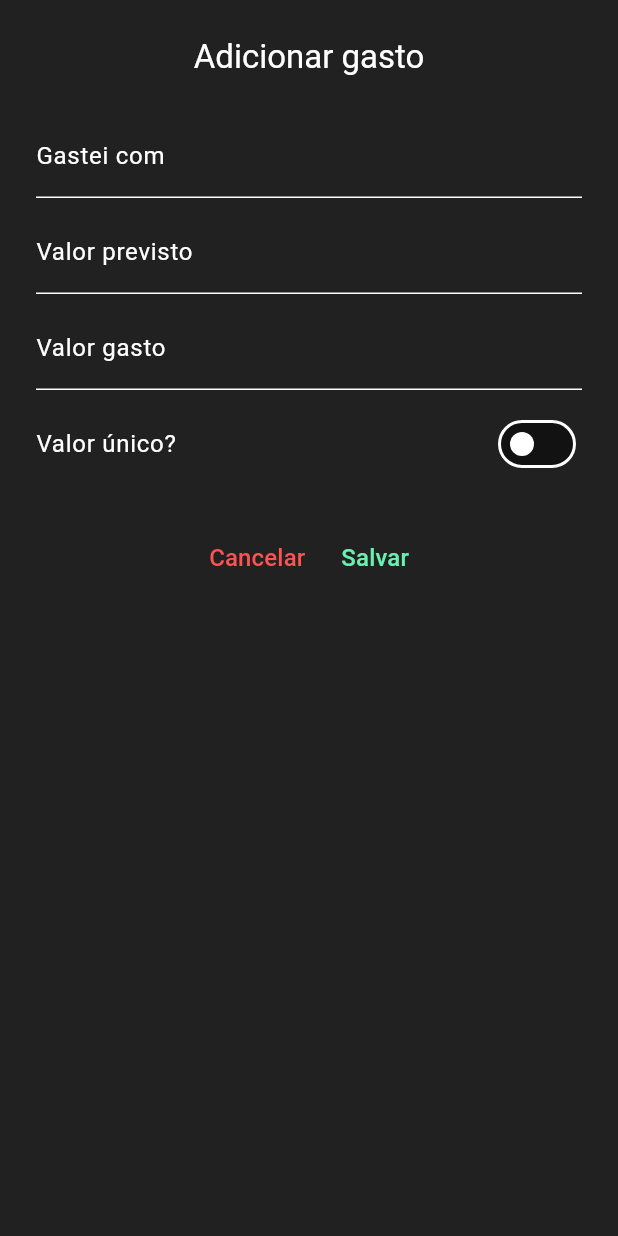
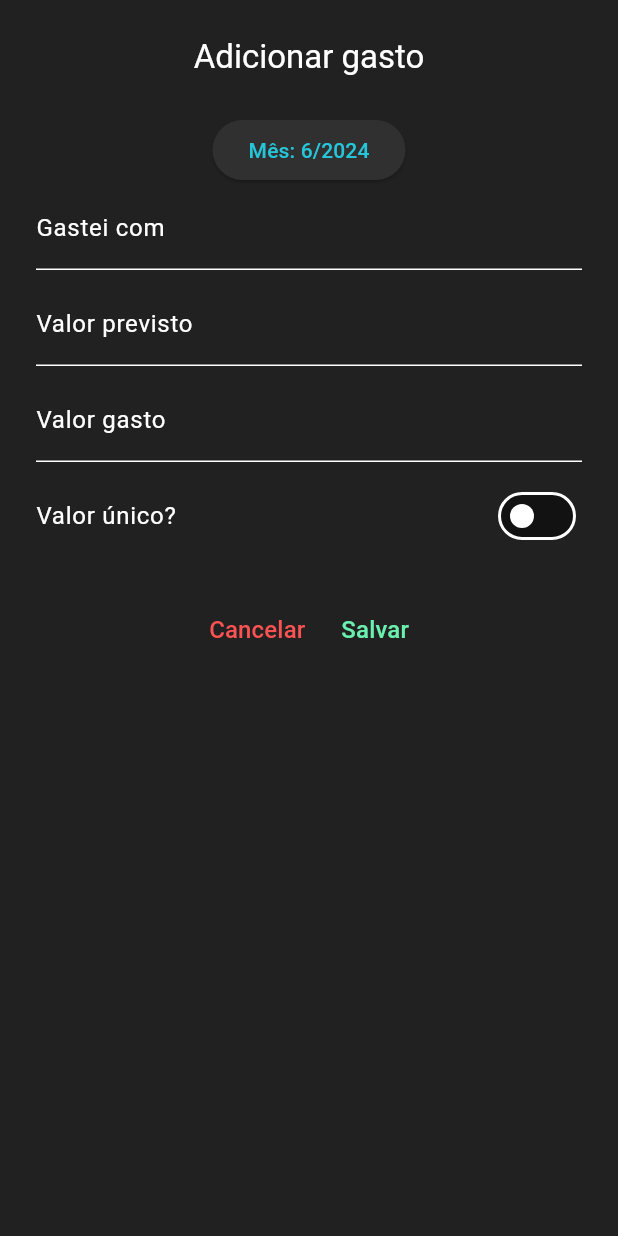
Before and after one commit to M0nicaVaz/duofinance, a Flutter app: the screen it shows after launch, after a tap on the "add" icon, on a phone screen of 412 x 824 dp. Run offline on Flutter 3.47's test engine with Material 3 defaults, Android fonts, the phone set to English and light mode, and no system bars; drawn by our look-alikes of flutter_slidable; our stand-ins replace go_router, month_picker_dialog.

Commit message:
feat: monthpicker

```diff
--- a/lib/features/dashboard/widgets/incomings.dart
+++ b/lib/features/dashboard/widgets/incomings.dart
@@ -36,7 +36,7 @@ class Incomings extends StatelessWidget {
               shape: ContinuousRectangleBorder(
                 borderRadius: BorderRadius.circular(8.0),
               ),
-              color: Colors.grey[800],
+              color: Colors.grey[850],
               child: Padding(
                 padding: const EdgeInsets.only(
                     top: 12, bottom: 12, left: 18, right: 32.0),
--- a/lib/main.dart
+++ b/lib/main.dart
@@ -1,8 +1,11 @@
 import 'package:flutter/material.dart';
 import 'package:duofinance/routes/routes.dart';
+import 'package:intl/date_symbol_data_local.dart';
 
-void main() {
-  runApp(const MyApp());
+void main() async {
+  initializeDateFormatting('pt_BR', "").then(
+    (_) => runApp(const MyApp()),
+  );
 }
 
 class MyApp extends StatelessWidget {
@@ -11,7 +14,7 @@ class MyApp extends StatelessWidget {
   @override
   Widget build(BuildContext context) {
     return MaterialApp.router(
-      title: 'Flutter Demo',
+      title: 'Split',
       routerConfig: Routes(context).router,
       theme: ThemeData(
           scaffoldBackgroundColor: Colors.grey[900],
--- a/lib/widgets/add_form.dart
+++ b/lib/widgets/add_form.dart
@@ -1,7 +1,7 @@
 import 'package:duofinance/utils/validator.dart';
 import 'package:flutter/material.dart';
 import 'package:flutter/services.dart';
-import 'package:intl/intl.dart';
+import 'package:month_picker_dialog/month_picker_dialog.dart';
 
 class AddForm extends StatefulWidget {
   final String? title;
@@ -21,6 +21,8 @@ class AddForm extends StatefulWidget {
 
 class _AddFormState extends State<AddForm> {
   final GlobalKey<FormState> _form = GlobalKey<FormState>();
+  final Locale ptBr = const Locale('fr', 'CA');
+  DateTime? selectedDate = DateTime.now();
   bool _hasUniqueValue = false;
   String? spendingTitle;
   String? spendingExpected;
@@ -34,8 +36,7 @@ class _AddFormState extends State<AddForm> {
 
   @override
   Widget build(BuildContext context) {
-    return AnimatedContainer(
-      duration: const Duration(milliseconds: 300),
+    return Container(
       padding: const EdgeInsets.all(24.0),
       height: MediaQuery.sizeOf(context).height,
       color: Colors.grey[900],
@@ -55,6 +56,40 @@ class _AddFormState extends State<AddForm> {
             child: Column(
               mainAxisSize: MainAxisSize.min,
               children: <Widget>[
+                ElevatedButton(
+                  style: ElevatedButton.styleFrom(
+                    backgroundColor: Colors.grey[850],
+                  ),
+                  iconAlignment: IconAlignment.start,
+                  child:
+                      Text('Mês: ${selectedDate!.month}/${selectedDate!.year}'),
+                  onPressed: () async {
+                    showMonthPicker(
+                      selectedMonthBackgroundColor: Colors.cyan[100],
+                      confirmWidget: const Text(
+                        "Confirmar",
+                        style: TextStyle(
+                          color: Colors.greenAccent,
+                        ),
+                      ),
+                      cancelWidget: const Text(
+                        "Cancelar",
+                        style: TextStyle(
+                          color: Colors.redAccent,
+                        ),
+                      ),
+                      locale: const Locale("pt", "BR"),
+                      context: context,
+                      initialDate: DateTime.now(),
+                    ).then((DateTime? date) {
+                      if (date != null) {
+                        setState(() {
+                          selectedDate = date;
+                        });
+                      }
+                    });
+                  },
+                ),
                 TextFormField(
                   initialValue: widget.title,
                   onSaved: (String? value) => spendingTitle = value,
--- a/pubspec.yaml
+++ b/pubspec.yaml
@@ -39,6 +39,7 @@ dependencies:
   go_router: ^14.1.4
   flutter_slidable: ^3.1.0
   intl: ^0.19.0
+  month_picker_dialog: ^4.0.0
 
 dev_dependencies:
   flutter_test:
```
Also changed, not shown: pubspec.lock.
